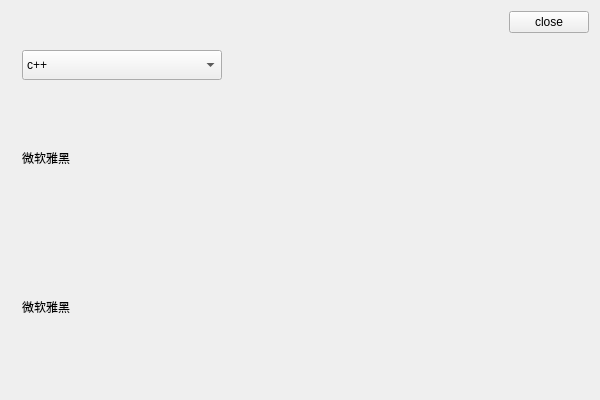
Before: the Qt Designer form FramelessWindows/FramelessWindows.ui in llkid/FramelessWindows, drawn with Qt 5.
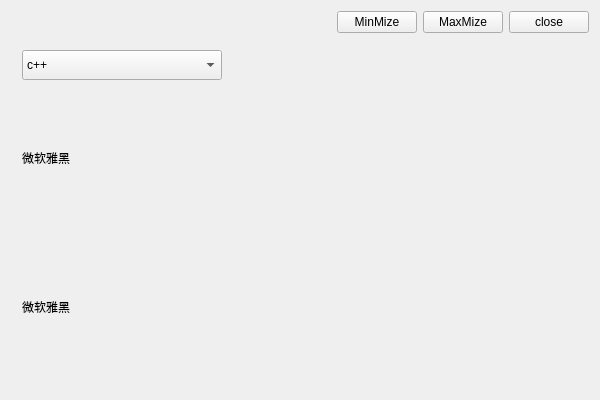
After: the same form once the commit is applied.

Commit message: 无边框测试

```diff
--- a/FramelessWindows/FramelessWindows.ui
+++ b/FramelessWindows/FramelessWindows.ui
@@ -13,22 +13,57 @@
   <property name="windowTitle">
    <string>FramelessWindows</string>
   </property>
-  <layout class="QGridLayout" name="gridLayout">
-   <item row="0" column="0">
+  <layout class="QVBoxLayout" name="verticalLayout_2">
+   <item>
+    <widget class="QWidget" name="widget_2" native="true">
+     <property name="sizePolicy">
+      <sizepolicy hsizetype="Preferred" vsizetype="Maximum">
+       <horstretch>0</horstretch>
+       <verstretch>0</verstretch>
+      </sizepolicy>
+     </property>
+     <layout class="QHBoxLayout" name="horizontalLayout">
+      <property name="leftMargin">
+       <number>0</number>
+      </property>
+      <property name="topMargin">
+       <number>0</number>
+      </property>
+      <property name="rightMargin">
+       <number>0</number>
+      </property>
+      <property name="bottomMargin">
+       <number>0</number>
+      </property>
+      <item>
     <spacer name="horizontalSpacer">
      <property name="orientation">
       <enum>Qt::Horizontal</enum>
      </property>
      <property name="sizeHint" stdset="0">
       <size>
-       <width>469</width>
+          <width>275</width>
        <height>20</height>
       </size>
      </property>
     </spacer>
    </item>
-   <item row="0" column="2">
-    <widget class="QPushButton" name="pushButton">
+      <item>
+       <widget class="QPushButton" name="bt_minmize">
+        <property name="text">
+         <string>MinMize</string>
+        </property>
+       </widget>
+      </item>
+      <item>
+       <widget class="QPushButton" name="bt_maxmize">
+        <property name="text">
+         <string>MaxMize</string>
+        </property>
+       </widget>
+      </item>
+      <item>
+       <widget class="QPushButton" name="bt_close">
      <property name="sizePolicy">
       <sizepolicy hsizetype="Fixed" vsizetype="Fixed">
        <horstretch>0</horstretch>
@@ -40,7 +75,10 @@
      </property>
     </widget>
    </item>
-   <item row="1" column="0">
+     </layout>
+    </widget>
+   </item>
+   <item>
     <widget class="QWidget" name="widget" native="true">
      <layout class="QVBoxLayout" name="verticalLayout">
       <item>
@@ -108,19 +146,6 @@
      </layout>
     </widget>
    </item>
-   <item row="1" column="1">
-    <spacer name="verticalSpacer">
-     <property name="orientation">
-      <enum>Qt::Vertical</enum>
-     </property>
-     <property name="sizeHint" stdset="0">
-      <size>
-       <width>20</width>
-       <height>350</height>
-      </size>
-     </property>
-    </spacer>
-   </item>
   </layout>
  </widget>
  <layoutdefault spacing="6" margin="11"/>
```
Lines whose indentation alone changed are shown as unchanged. The commit also changes 2 other files.
